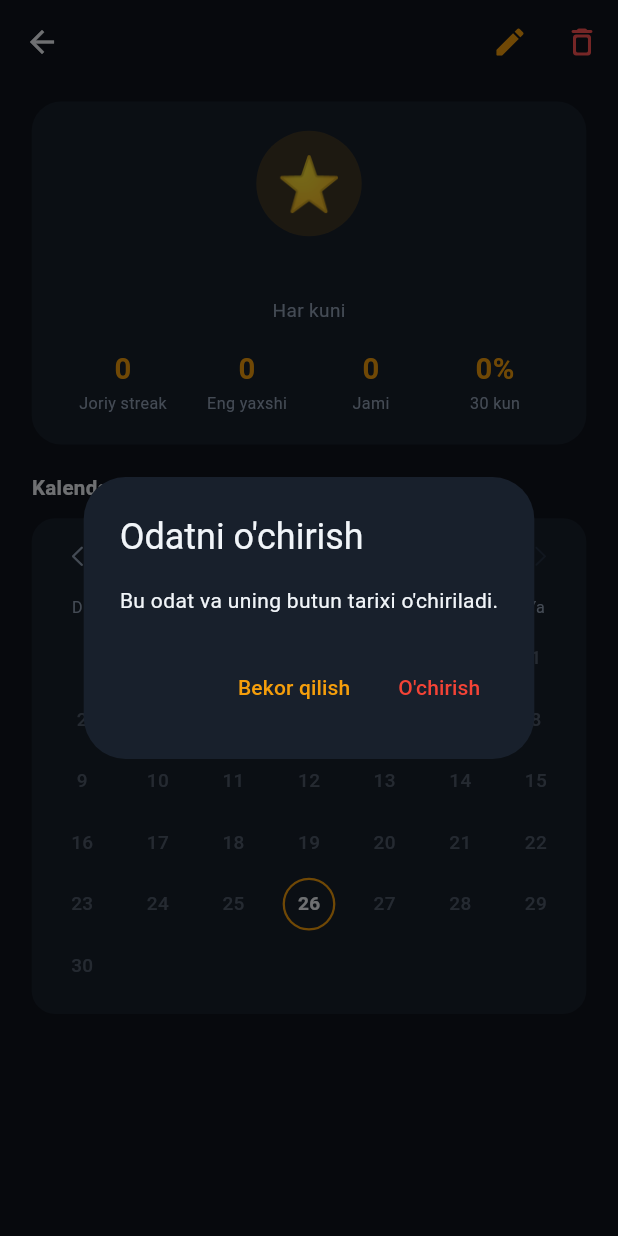
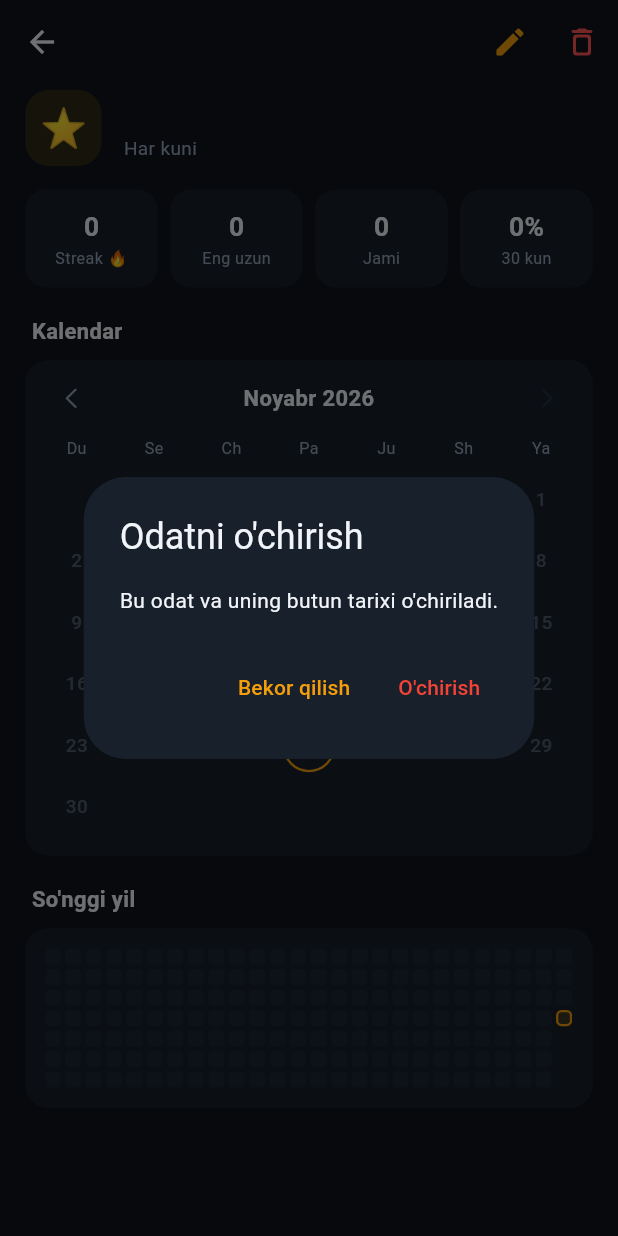
Before and after one commit to Rakhimjon/solar_alarm, a Flutter app: the HabitDetailPage screen opened directly with empty values, after a tap on the "delete outline" icon, on a phone screen of 412 x 824 dp. Run offline on Flutter 3.47's test engine with Material 3 defaults, Android fonts, the phone set to English and light mode, and no system bars; our stand-ins replace flutter_bloc, flutter_screenutil, get_it, go_router, permission_handler, shared_preferences and 1 more; missing offline and left inert: alarm; accounts and stored records are empty; network calls fail.

Commit message:
feat: redesign habit tab with github-style contribution grid and updated detail view

```diff
--- a/lib/features/habit/presentation/pages/habit_detail_page.dart
+++ b/lib/features/habit/presentation/pages/habit_detail_page.dart
@@ -8,6 +8,7 @@ import 'package:solar_alarm/core/theme/app_theme.dart';
 import 'package:solar_alarm/features/habit/domain/entities/habit.dart';
 import 'package:solar_alarm/features/habit/presentation/cubit/habit_cubit.dart';
 import 'package:solar_alarm/features/habit/presentation/cubit/habit_state.dart';
+import 'package:solar_alarm/features/habit/presentation/widgets/habit_grid.dart';
 
 class HabitDetailPage extends StatelessWidget {
   final Habit habit;
@@ -22,7 +23,7 @@ class HabitDetailPage extends StatelessWidget {
 
     return Scaffold(
       appBar: AppBar(
-        title: Text(habit.name),
+        title: const Text(''),
         actions: [
           IconButton(
             icon: Icon(Icons.edit_rounded, color: colors.primary),
@@ -54,44 +55,38 @@ class HabitDetailPage extends StatelessWidget {
           final current =
               state.habits.where((h) => h.id == habit.id).firstOrNull ?? habit;
 
-          return SingleChildScrollView(
-            padding: EdgeInsets.fromLTRB(20.w, 12.h, 20.w, 24.h),
-            child: Column(
-              crossAxisAlignment: CrossAxisAlignment.stretch,
+          return ListView(
+            padding: EdgeInsets.fromLTRB(16.w, 4.h, 16.w, 32.h),
+            children: [
+              // Header: emoji, name, schedule.
+              Row(
                 children: [
                   Container(
-                  padding: EdgeInsets.all(20.r),
+                    width: 52.r,
+                    height: 52.r,
+                    alignment: Alignment.center,
                     decoration: BoxDecoration(
-                    color: colors.card,
-                    borderRadius: BorderRadius.circular(20.r),
+                      color: habitColor.withValues(alpha: 0.15),
+                      borderRadius: BorderRadius.circular(16.r),
                     ),
-                  child: Column(
-                    children: [
-                      Container(
-                        width: 72.r,
-                        height: 72.r,
-                        decoration: BoxDecoration(
-                          color: habitColor.withValues(alpha: 0.18),
-                          shape: BoxShape.circle,
-                        ),
-                        child: Center(
                     child: Text(
                       current.emoji,
-                            style: TextStyle(fontSize: 36.sp),
+                      style: TextStyle(fontSize: 26.sp),
                     ),
                   ),
-                      ),
-                      SizedBox(height: 12.h),
+                  SizedBox(width: 14.w),
+                  Expanded(
+                    child: Column(
+                      crossAxisAlignment: CrossAxisAlignment.start,
+                      children: [
                         Text(
                           current.name,
-                        textAlign: TextAlign.center,
                           style: TextStyle(
-                          fontSize: 18.sp,
-                          fontWeight: FontWeight.bold,
+                            fontSize: 20.sp,
+                            fontWeight: FontWeight.w700,
                             color: colors.textPrimary,
                           ),
                         ),
-                      SizedBox(height: 4.h),
                         Text(
                           current.scheduleText,
                           style: TextStyle(
@@ -99,71 +94,82 @@ class HabitDetailPage extends StatelessWidget {
                             color: colors.textMuted,
                           ),
                         ),
-                      SizedBox(height: 16.h),
-                      Row(
-                        children: [
-                          _stat(
-                            '${current.currentStreak()}',
-                            'Joriy streak',
-                            habitColor,
-                            colors,
+                      ],
                     ),
-                          _stat(
-                            '${current.bestStreak()}',
-                            'Eng yaxshi',
-                            habitColor,
-                            colors,
-                          ),
-                          _stat(
-                            '${current.totalCompletions}',
-                            'Jami',
-                            habitColor,
-                            colors,
-                          ),
-                          _stat(
-                            _completionRateText(current, today),
-                            '30 kun',
-                            habitColor,
-                            colors,
                   ),
                 ],
               ),
+              SizedBox(height: 16.h),
+              // Stats tiles.
+              Row(
+                children: [
+                  _stat('${current.currentStreak()}', 'Streak 🔥', colors),
+                  SizedBox(width: 8.w),
+                  _stat('${current.bestStreak()}', 'Eng uzun', colors),
+                  SizedBox(width: 8.w),
+                  _stat('${current.totalCompletions}', 'Jami', colors),
+                  SizedBox(width: 8.w),
+                  _stat(_completionRateText(current, today), '30 kun', colors),
                 ],
               ),
-                ),
               SizedBox(height: 20.h),
-                Text(
-                  'Kalendar',
-                  style: TextStyle(
-                    fontSize: 14.sp,
-                    fontWeight: FontWeight.bold,
-                    color: colors.textPrimary,
-                  ),
-                ),
-                SizedBox(height: 10.h),
+              _sectionTitle('Kalendar', colors),
               _MonthCalendar(
                 habit: current,
                 habitColor: habitColor,
                 today: today,
               ),
+              SizedBox(height: 20.h),
+              _sectionTitle('So\'nggi yil', colors),
+              Container(
+                padding: EdgeInsets.all(14.r),
+                decoration: BoxDecoration(
+                  color: colors.card,
+                  borderRadius: BorderRadius.circular(16.r),
+                ),
+                child: SingleChildScrollView(
+                  scrollDirection: Axis.horizontal,
+                  reverse: true, // newest week visible first
+                  child: ExcludeSemantics(
+                    child: HabitGrid(habit: current, weeks: 53),
+                  ),
+                ),
+              ),
             ],
-            ),
           );
         },
       ),
     );
   }
 
-  Widget _stat(String value, String label, Color accent, AppColors colors) {
+  Widget _sectionTitle(String title, AppColors colors) => Padding(
+    padding: EdgeInsets.fromLTRB(4.w, 0, 4.w, 8.h),
+    child: Text(
+      title,
+      style: TextStyle(
+        fontSize: 15.sp,
+        fontWeight: FontWeight.w600,
+        color: colors.textPrimary,
+      ),
+    ),
+  );
+
+  Widget _stat(String value, String label, AppColors colors) {
     return Expanded(
+      child: Container(
+        padding: EdgeInsets.symmetric(vertical: 12.h),
+        decoration: BoxDecoration(
+          color: colors.card,
+          borderRadius: BorderRadius.circular(14.r),
+        ),
         child: Column(
           children: [
             Text(
               value,
               style: TextStyle(
-              fontSize: 20.sp,
-              fontWeight: FontWeight.bold,
-              color: accent,
+                fontSize: 18.sp,
+                fontWeight: FontWeight.w700,
+                color: colors.textPrimary,
               ),
             ),
             SizedBox(height: 2.h),
@@ -172,6 +178,7 @@ class HabitDetailPage extends StatelessWidget {
               style: TextStyle(fontSize: 11.sp, color: colors.textMuted),
             ),
           ],
+        ),
       ),
     );
   }
--- /dev/null
+++ b/lib/features/habit/presentation/widgets/habit_grid.dart
@@ -0,0 +1,118 @@
+import 'package:flutter/material.dart';
+import 'package:flutter_screenutil/flutter_screenutil.dart';
+import 'package:solar_alarm/core/theme/app_theme.dart';
+import 'package:solar_alarm/features/habit/domain/entities/habit.dart';
+
+/// GitHub-style contribution grid (HabitKit pattern): columns = weeks,
+/// rows = Monday..Sunday, the last column is the current week.
+/// With [weeks] null the grid fits as many weeks as the width allows.
+class HabitGrid extends StatelessWidget {
+  final Habit habit;
+  final int? weeks;
+  final double? cellSize;
+
+  const HabitGrid({super.key, required this.habit, this.weeks, this.cellSize});
+
+  @override
+  Widget build(BuildContext context) {
+    final cell = cellSize ?? 11.r;
+    final gap = cell * 0.27;
+
+    return LayoutBuilder(
+      builder: (context, constraints) {
+        final count =
+            weeks ??
+            ((constraints.maxWidth + gap) / (cell + gap)).floor().clamp(1, 53);
+        return CustomPaint(
+          size: Size(count * (cell + gap) - gap, 7 * (cell + gap) - gap),
+          painter: _GridPainter(
+            habit: habit,
+            weeks: count,
+            cell: cell,
+            gap: gap,
+            color: Color(habit.colorValue),
+            empty: context.appColors.cardBorder,
+          ),
+        );
+      },
+    );
+  }
+}
+
+class _GridPainter extends CustomPainter {
+  final Habit habit;
+  final int weeks;
+  final double cell;
+  final double gap;
+  final Color color;
+  final Color empty;
+
+  _GridPainter({
+    required this.habit,
+    required this.weeks,
+    required this.cell,
+    required this.gap,
+    required this.color,
+    required this.empty,
+  });
+
+  @override
+  void paint(Canvas canvas, Size size) {
+    final now = DateTime.now();
+    final today = DateTime(now.year, now.month, now.day);
+    final created = DateTime(
+      habit.createdAt.year,
+      habit.createdAt.month,
+      habit.createdAt.day,
+    );
+    final firstMonday = today
+        .subtract(Duration(days: today.weekday - 1))
+        .subtract(Duration(days: (weeks - 1) * 7));
+    final radius = Radius.circular(cell * 0.28);
+    final paint = Paint();
+
+    for (var w = 0; w < weeks; w++) {
+      for (var d = 0; d < 7; d++) {
+        final day = DateTime(
+          firstMonday.year,
+          firstMonday.month,
+          firstMonday.day + w * 7 + d,
+        );
+        if (day.isAfter(today)) continue;
+
+        if (habit.isDoneOn(day)) {
+          paint.color = color;
+        } else if (habit.isScheduledOn(day) && !day.isBefore(created)) {
+          paint.color = color.withValues(alpha: 0.16);
+        } else {
+          paint.color = empty.withValues(alpha: 0.35);
+        }
+
+        final rect = Rect.fromLTWH(
+          w * (cell + gap),
+          d * (cell + gap),
+          cell,
+          cell,
+        );
+        canvas.drawRRect(RRect.fromRectAndRadius(rect, radius), paint);
+        if (day == today && !habit.isDoneOn(day)) {
+          canvas.drawRRect(
+            RRect.fromRectAndRadius(rect.deflate(0.75), radius),
+            Paint()
+              ..style = PaintingStyle.stroke
+              ..strokeWidth = 1.5
+              ..color = color,
+          );
+        }
+      }
+    }
+  }
+
+  @override
+  bool shouldRepaint(_GridPainter old) =>
+      old.habit != habit ||
+      old.weeks != weeks ||
+      old.color != color ||
+      old.empty != empty ||
+      old.cell != cell;
+}
```
Also changed, not shown: lib/features/habit/presentation/pages/habit_view.dart (+135 -255 lines), 2 other files. Lines whose indentation alone changed are shown as unchanged.
